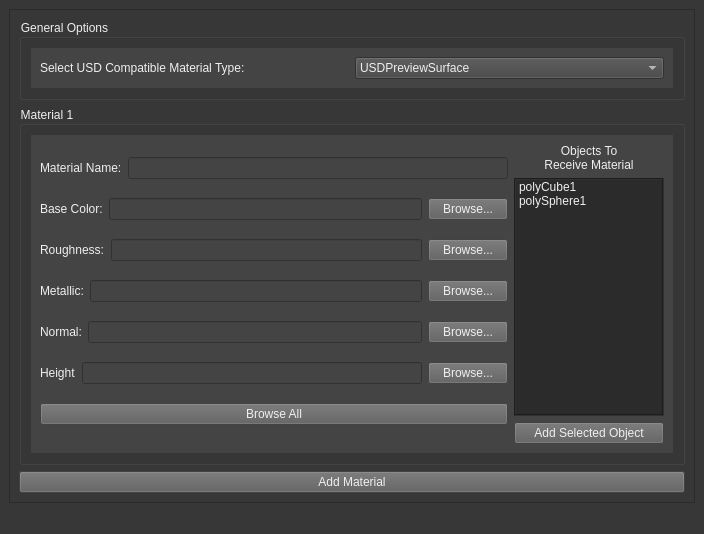
This is python/UI/window.ui in dpepple1/MayaUSD-Substance as Qt 5 draws it before an edit. The edited form follows.
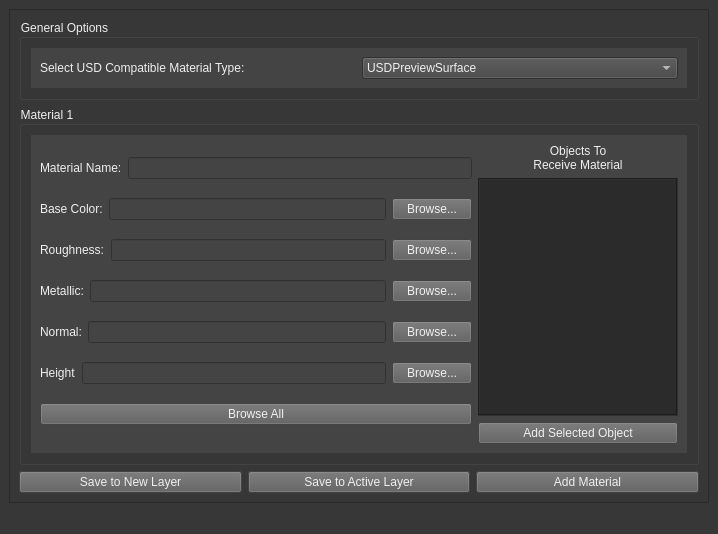
This is the edited form.

What changed in the file:
```diff
--- a/python/UI/window.ui
+++ b/python/UI/window.ui
@@ -6,7 +6,7 @@
    <rect>
     <x>0</x>
     <y>0</y>
-    <width>704</width>
+    <width>718</width>
     <height>534</height>
    </rect>
   </property>
@@ -29,8 +29,8 @@
         <rect>
          <x>0</x>
          <y>0</y>
-         <width>680</width>
-         <height>459</height>
+         <width>673</width>
+         <height>460</height>
         </rect>
        </property>
        <layout class="QVBoxLayout" name="verticalLayout_2">
@@ -276,7 +276,7 @@
                     </property>
                     <property name="maximumSize">
                      <size>
-                      <width>150</width>
+                      <width>200</width>
                       <height>16777215</height>
                      </size>
                     </property>
@@ -287,16 +287,6 @@
                     <property name="frameShape">
                      <enum>QFrame::Box</enum>
                     </property>
-                    <item>
-                     <property name="text">
-                      <string>polyCube1</string>
-                     </property>
-                    </item>
-                    <item>
-                     <property name="text">
-                      <string>polySphere1</string>
-                     </property>
-                    </item>
                    </widget>
                   </item>
                   <item>
@@ -320,6 +310,28 @@
          </widget>
         </item>
         <item>
+         <layout class="QHBoxLayout" name="horizontalLayout">
+          <item>
+           <widget class="QPushButton" name="submitNewBtn">
+            <property name="styleSheet">
+             <string notr="true">background-color: rgb(93, 93, 93);</string>
+            </property>
+            <property name="text">
+             <string>Save to New Layer</string>
+            </property>
+           </widget>
+          </item>
+          <item>
+           <widget class="QPushButton" name="submitExistBtn">
+            <property name="styleSheet">
+             <string notr="true">background-color: rgb(93, 93, 93);</string>
+            </property>
+            <property name="text">
+             <string>Save to Active Layer</string>
+            </property>
+           </widget>
+          </item>
+          <item>
          <widget class="QPushButton" name="addMatBtn">
           <property name="styleSheet">
            <string notr="true">background-color: rgb(93, 93, 93);</string>
@@ -330,6 +342,8 @@
          </widget>
         </item>
        </layout>
+        </item>
+       </layout>
       </widget>
      </widget>
     </item>
```
Left out of the diff: 2 changed lines with no effect on the pictures. Lines whose indentation alone changed are shown as unchanged.
